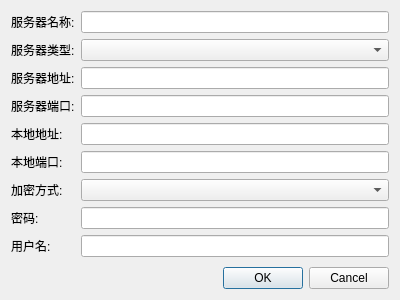
Before: the Qt Designer form src/upstreamdialog.ui in Qian119lsj/hasaki, drawn with Qt 5.
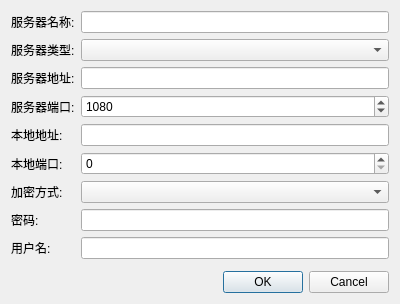
After: the same form once the commit is applied.

The edit to the form file:
```diff
--- a/src/upstreamdialog.ui
+++ b/src/upstreamdialog.ui
@@ -7,7 +7,7 @@
     <x>0</x>
     <y>0</y>
     <width>400</width>
-    <height>300</height>
+    <height>304</height>
    </rect>
   </property>
   <property name="windowTitle">
@@ -54,9 +54,18 @@
       </widget>
      </item>
      <item row="3" column="1">
-      <widget class="QLineEdit" name="portLineEdit"/>
-     </item>
-     
+    <widget class="QSpinBox" name="portSpinBox">
+        <property name="minimum">
+        <number>1</number>
+        </property>
+        <property name="maximum">
+        <number>65535</number>
+        </property>
+        <property name="value">
+        <number>1080</number>
+        </property>
+    </widget>
+    </item>
      <item row="4" column="0">
       <widget class="QLabel" name="localAddressLabel">
        <property name="text">
@@ -75,8 +84,18 @@
       </widget>
      </item>
      <item row="5" column="1">
-      <widget class="QLineEdit" name="localPortLineEdit"/>
-     </item>
+      <widget class="QSpinBox" name="localPortSpinBox">
+        <property name="minimum">
+        <number>0</number>
+        </property>
+        <property name="maximum">
+        <number>65535</number>
+        </property>
+        <property name="value">
+        <number>0</number>
+        </property>
+    </widget>
+    </item>
      <item row="6" column="0">
       <widget class="QLabel" name="encryptionMethodLabel">
        <property name="text">
```
Left out of the diff: 9 changed lines with no effect on the pictures.
